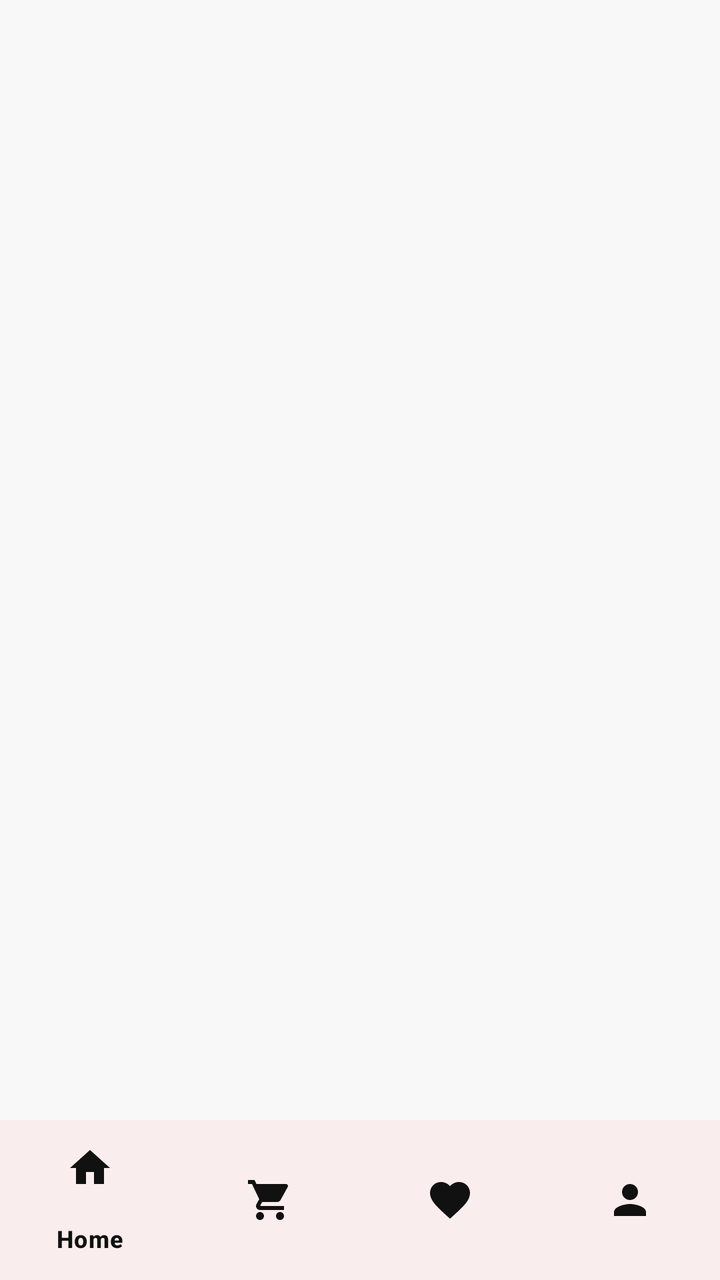
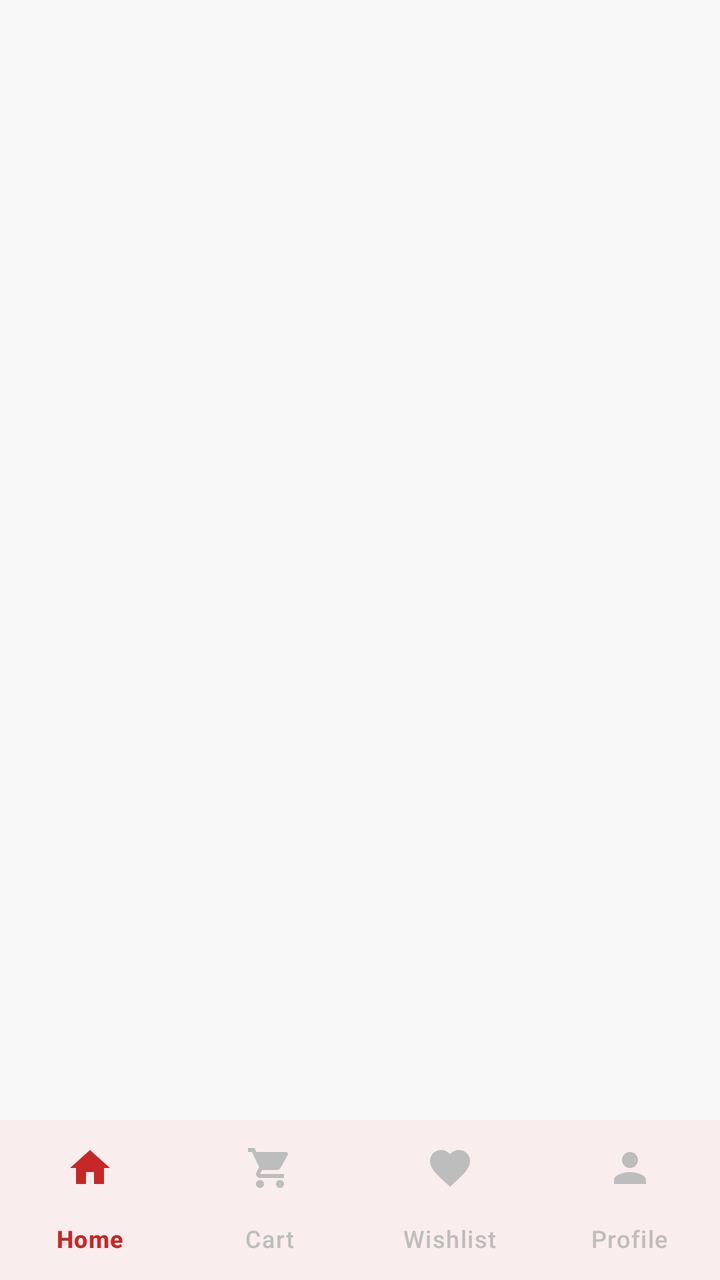

The first picture is an Android layout as it rendered before a commit; the second is the same layout after the commit. The layout source and the unified diff follow.
<!-- AndroidManifest.xml: application theme Theme.TirTirMCommerce -->
<!-- res/layout/activity_main.xml -->
<?xml version="1.0" encoding="utf-8"?>
<androidx.constraintlayout.widget.ConstraintLayout xmlns:android="http://schemas.android.com/apk/res/android"
    xmlns:app="http://schemas.android.com/apk/res-auto"
    xmlns:tools="http://schemas.android.com/tools"
    android:id="@+id/main"
    android:layout_width="match_parent"
    android:layout_height="match_parent"
    tools:context=".MainActivity">

    <FrameLayout
        android:id="@+id/fragmentContainer"
        android:layout_width="0dp"
        android:layout_height="0dp"
        app:layout_constraintBottom_toTopOf="@+id/bottomNavigationView"
        app:layout_constraintEnd_toEndOf="parent"
        app:layout_constraintStart_toStartOf="parent"
        app:layout_constraintTop_toTopOf="parent" />

    <com.google.android.material.bottomnavigation.BottomNavigationView
        android:id="@+id/bottomNavigationView"
        android:layout_width="0dp"
        android:layout_height="wrap_content"
        android:background="@color/tirtir_white"
        app:itemIconTint="@color/tirtir_black"
        app:itemTextColor="@color/tirtir_black"
        app:layout_constraintBottom_toBottomOf="parent"
        app:layout_constraintEnd_toEndOf="parent"
        app:layout_constraintStart_toStartOf="parent"
        app:menu="@menu/bottom_nav_menu" />

</androidx.constraintlayout.widget.ConstraintLayout>
<!-- resources referenced by this layout -->
<resources>
  <color name="tirtir_black">#111111</color>
  <color name="tirtir_white">#FFFFFF</color>
  <style name="Theme.TirTirMCommerce" parent="Base.Theme.TirTirMCommerce" />
  <style name="Base.Theme.TirTirMCommerce" parent="Theme.Material3.DayNight.NoActionBar">
          
          <item name="colorPrimary">@color/tirtir_red_primary</item>
          <item name="colorPrimaryDark">@color/tirtir_red_dark</item>
          <item name="colorPrimaryContainer">@color/tirtir_red_surface</item>
  
          
          <item name="colorOnPrimary">@color/tirtir_white</item>
          <item name="colorOnPrimaryContainer">@color/tirtir_red_primary</item>
  
          
          <item name="colorSecondary">@color/tirtir_black</item>
          <item name="colorOnSecondary">@color/tirtir_white</item>
  
          
          <item name="colorSurface">@color/tirtir_white</item>
          <item name="colorOnSurface">@color/tirtir_black</item>
          <item name="colorSurfaceVariant">@color/tirtir_off_white</item>
  
          
          <item name="android:windowBackground">@color/tirtir_off_white</item>
          <item name="android:statusBarColor">@color/tirtir_white</item>
          <item name="android:windowLightStatusBar">true</item>
  
          
          <item name="colorError">@color/tirtir_error</item>
      </style>
  <color name="tirtir_red_primary">#C62828</color>
  <color name="tirtir_red_dark">#8E0000</color>
  <color name="tirtir_red_surface">#FFEBEE</color>
  <color name="tirtir_off_white">#F8F8F8</color>
  <color name="tirtir_error">#D32F2F</color>
</resources>

<!-- the commit's change to res/layout/activity_main.xml (unified diff, before → after) -->
@@ -21,8 +21,10 @@
         android:layout_width="0dp"
         android:layout_height="wrap_content"
         android:background="@color/tirtir_white"
-        app:itemIconTint="@color/tirtir_black"
-        app:itemTextColor="@color/tirtir_black"
+        app:itemIconTint="@color/bottom_nav_color"
+        app:itemTextColor="@color/bottom_nav_color"
+        app:labelVisibilityMode="labeled"
+        app:itemRippleColor="@color/tirtir_red_surface"
         app:layout_constraintBottom_toBottomOf="parent"
         app:layout_constraintEnd_toEndOf="parent"
         app:layout_constraintStart_toStartOf="parent"
